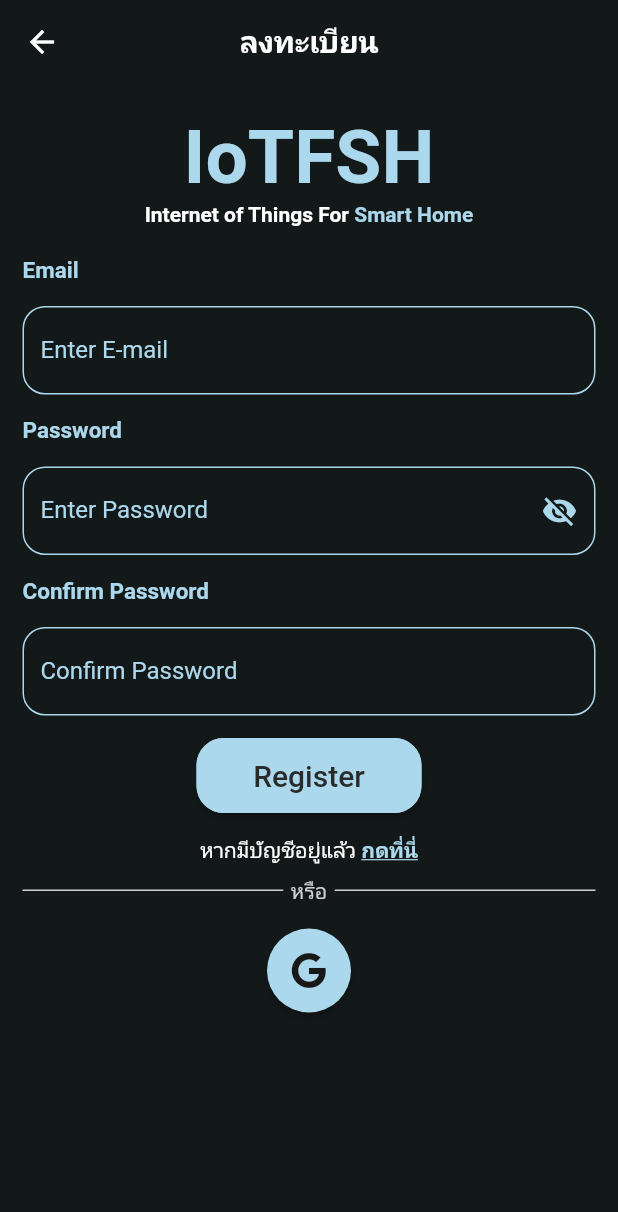
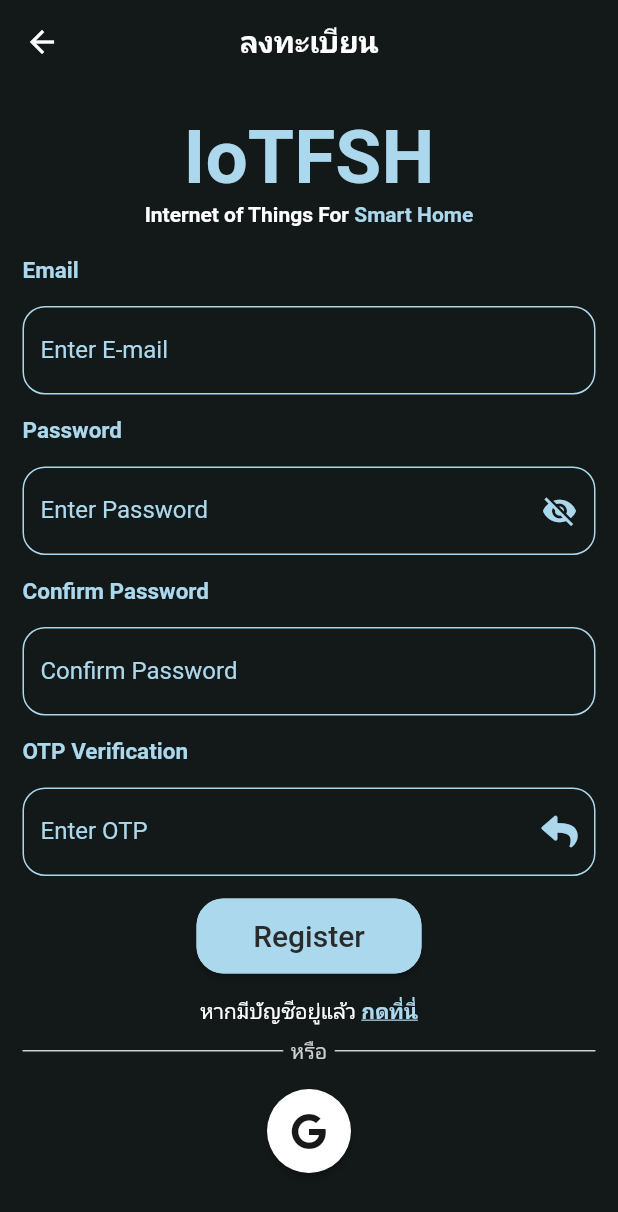
Before and after one commit to ISongwuts/IOT-APP, a Flutter app: the RegisterScreen screen opened directly, on a phone screen of 412 x 824 dp. Shown: the top 1212 px of the screen. Run offline on Flutter 3.47's test engine with Material 2 defaults, Android fonts, the phone set to English and light mode, and no system bars; our stand-ins replace avatar_glow, connectivity, curved_navigation_bar, firebase_auth, firebase_core, firebase_database and 11 more; missing offline and left inert: email_auth, wiredash; accounts and stored records are empty; network calls fail.

Commit message:
Build google sign in and otp validation + more design

```diff
--- a/lib/screens/auth/loginscreen.dart
+++ b/lib/screens/auth/loginscreen.dart
@@ -150,7 +150,7 @@ class _LoginScreenState extends State<LoginScreen> {
                                         labelStyle:
                                             TextStyle(color: Color(0xffabd8ed)),
                                         hintStyle:
-                                            TextStyle(color: Color(0xffabd8ed)),
+                                            TextStyle(color: Color(0xffd2dfe5)),
                                         enabledBorder: OutlineInputBorder(
                                           borderSide: const BorderSide(
                                               width: 1, color: Color(0xffabd8ed)),
@@ -371,7 +371,7 @@ class _LoginScreenState extends State<LoginScreen> {
                                             context,
                                             listen: false);
                                     await _provider.googleLogin();
-                                    Navigator.push(
+                                    await Navigator.push(
                                       context,
                                       PageRouteBuilder(
                                           transitionDuration:
@@ -392,7 +392,7 @@ class _LoginScreenState extends State<LoginScreen> {
                                           }),
                                     );
                                   },
-                                  color: Color(0xffabd8ed),
+                                  color: Color(0xffffffff),
                                   textColor: Colors.white,
                                   child: FaIcon(
                                     FontAwesomeIcons.google,
--- a/lib/screens/auth/registerscreen.dart
+++ b/lib/screens/auth/registerscreen.dart
@@ -7,11 +7,11 @@ import 'package:form_field_validator/form_field_validator.dart';
 import 'package:myapp/screens/auth/authvalidation.dart';
 import 'package:myapp/screens/auth/loginscreen.dart';
 import 'package:myapp/screens/auth/verifyscreen.dart';
-import 'package:myapp/screens/mainscreen.dart';
 import 'package:myapp/screens/model/profile.dart';
 import 'package:font_awesome_flutter/font_awesome_flutter.dart';
 import 'package:myapp/screens/auth/googleauth.dart';
 import 'package:provider/provider.dart';
+import 'package:email_auth/email_auth.dart';
 
 class RegisterScreen extends StatefulWidget {
   const RegisterScreen({Key? key}) : super(key: key);
@@ -20,7 +20,11 @@ class RegisterScreen extends StatefulWidget {
 }
 
 class _RegisterScreenState extends State<RegisterScreen> {
+  final TextEditingController _otpcontroller = TextEditingController();
+  final TextEditingController _emailcontroller = TextEditingController();
   String firebaseErrMsg = "";
+  late bool isOTPvalidated;
+  EmailAuth emailAuth = EmailAuth(sessionName: '');
   bool passIsHide = true;
   bool passIsTheSame = true;
   bool firebaseErr = false;
@@ -36,6 +40,40 @@ class _RegisterScreenState extends State<RegisterScreen> {
     setState(() {
       passIsHide = !passIsHide;
     });
+  }
+
+  void sendOTP() async {
+    emailAuth.sessionName = "Enter this number into OTP input box.";
+    var res =
+        await emailAuth.sendOtp(recipientMail: _emailcontroller.value.text);
+    if (res && profile.password == profile.confirmPassword) {
+      Fluttertoast.showToast(
+        msg: "OTP Sent",
+        gravity: ToastGravity.BOTTOM,
+      );
+    } else {
+      Fluttertoast.showToast(
+        msg: "Error",
+        gravity: ToastGravity.BOTTOM,
+      );
+    }
+  }
+
+  void verifyOTP() async {
+    var res = emailAuth.validateOtp(
+        recipientMail: _emailcontroller.value.text,
+        userOtp: _otpcontroller.value.text);
+    if (res) {
+      setState(() {
+        isOTPvalidated = true;
+      });
+    } else {
+      Fluttertoast.showToast(
+        msg: "Invalid OTP",
+        gravity: ToastGravity.BOTTOM,
+      );
+      isOTPvalidated = false;
+    }
   }
 
   Widget TextForm(String title) {
@@ -83,8 +121,8 @@ class _RegisterScreenState extends State<RegisterScreen> {
                 elevation: 0,
               ),
               backgroundColor: const Color(0xff131818),
-              body: Container(
-                child: Padding(
+              body: ListView(children: [
+                Padding(
                   padding: const EdgeInsets.fromLTRB(15, 0, 15, 15),
                   child: SingleChildScrollView(
                     child: Form(
@@ -125,6 +163,7 @@ class _RegisterScreenState extends State<RegisterScreen> {
                           Container(
                             margin: const EdgeInsets.fromLTRB(0, 15, 0, 15),
                             child: TextFormField(
+                                controller: _emailcontroller,
                                 style:
                                     const TextStyle(color: Color(0xffabd8ed)),
                                 cursorColor: Color(0xff292a2a),
@@ -148,7 +187,7 @@ class _RegisterScreenState extends State<RegisterScreen> {
                                     labelStyle:
                                         TextStyle(color: Color(0xffabd8ed)),
                                     hintStyle:
-                                        TextStyle(color: Color(0xffabd8ed)),
+                                        TextStyle(color: Color(0xffd2dfe5)),
                                     enabledBorder: OutlineInputBorder(
                                       borderSide: const BorderSide(
                                           width: 1, color: Color(0xffabd8ed)),
@@ -233,6 +272,39 @@ class _RegisterScreenState extends State<RegisterScreen> {
                                       borderRadius: BorderRadius.circular(15),
                                     ))),
                           ),
+                          TextForm("OTP Verification"),
+                          Container(
+                            margin: const EdgeInsets.fromLTRB(0, 15, 0, 15),
+                            child: TextFormField(
+                                controller: _otpcontroller,
+                                style:
+                                    const TextStyle(color: Color(0xffabd8ed)),
+                                cursorColor: Color(0xff292a2a),
+                                validator: MultiValidator([
+                                  RequiredValidator(
+                                      errorText: "Please enter OTP."),
+                                ]),
+                                decoration: InputDecoration(
+                                    suffixIcon: IconButton(
+                                        onPressed: sendOTP,
+                                        icon: FaIcon(
+                                          FontAwesomeIcons.reply,
+                                          color: Color(0xffabd8ed),
+                                        )),
+                                    labelStyle:
+                                        TextStyle(color: Color(0xffabd8ed)),
+                                    labelText: 'Enter OTP',
+                                    enabledBorder: OutlineInputBorder(
+                                      borderSide: const BorderSide(
+                                          width: 1, color: Color(0xffabd8ed)),
+                                      borderRadius: BorderRadius.circular(15),
+                                    ),
+                                    focusedBorder: OutlineInputBorder(
+                                      borderSide: const BorderSide(
+                                          width: 3, color: Color(0xffabd8ed)),
+                                      borderRadius: BorderRadius.circular(15),
+                                    ))),
+                          ),
                           Container(
                             alignment: Alignment.center,
                             margin: const EdgeInsets.fromLTRB(0, 0, 0, 15),
@@ -245,11 +317,15 @@ class _RegisterScreenState extends State<RegisterScreen> {
                                         fontSize: 20,
                                         color: Color(0xff292a2a))),
                                 onPressed: () async {
+                                  verifyOTP();
                                   print(
                                       "pass = ${profile.password} | conPass = ${profile.confirmPassword}");
+                                  if (isOTPvalidated) {
+                                    print("Otp is verified");
                                     if (formKey.currentState!.validate() &&
                                         profile.password.toString() ==
-                                          profile.confirmPassword.toString()) {
+                                            profile.confirmPassword
+                                                .toString()) {
                                       formKey.currentState!.save();
                                       passIsTheSame = true;
                                       try {
@@ -265,7 +341,8 @@ class _RegisterScreenState extends State<RegisterScreen> {
                                                   formKey.currentState!.reset(),
                                                   firebaseErr = false,
                                                   Future.delayed(
-                                                    const Duration(seconds: 1),
+                                                      const Duration(
+                                                          seconds: 1),
                                                       () async {
                                                     await Navigator
                                                         .pushReplacement(
@@ -290,7 +367,8 @@ class _RegisterScreenState extends State<RegisterScreen> {
                                                                 alignment:
                                                                     Alignment
                                                                         .center,
-                                                              scale: animation,
+                                                                scale:
+                                                                    animation,
                                                                 child: child);
                                                           },
                                                           pageBuilder: (context,
@@ -323,6 +401,7 @@ class _RegisterScreenState extends State<RegisterScreen> {
                                             msg: "Password is not the same",
                                             gravity: ToastGravity.CENTER,
                                           );
+                                  }
                                 },
                                 style: ElevatedButton.styleFrom(
                                     primary: Color(0xffabd8ed),
@@ -412,7 +491,7 @@ class _RegisterScreenState extends State<RegisterScreen> {
                                             context,
                                             listen: false);
                                     await _provider.googleLogin();
-                                    Navigator.push(
+                                    await Navigator.push(
                                       context,
                                       PageRouteBuilder(
                                           transitionDuration:
@@ -433,7 +512,7 @@ class _RegisterScreenState extends State<RegisterScreen> {
                                           }),
                                     );
                                   },
-                                  color: Color(0xffabd8ed),
+                                  color: Color(0xffffffff),
                                   textColor: Colors.white,
                                   child: FaIcon(
                                     FontAwesomeIcons.google,
@@ -451,7 +530,7 @@ class _RegisterScreenState extends State<RegisterScreen> {
                     ),
                   ),
                 ),
-              ),
+              ]),
             );
           }
           return const Scaffold(
--- a/lib/screens/introduction.dart
+++ b/lib/screens/introduction.dart
@@ -47,7 +47,7 @@ class _OnBoardingPageState extends State<OnBoardingPage> {
         PageViewModel(
           title: "Preface",
           body:
-              "โปรเจกต์นี้สร้างขึันมาเพื่อตอบสนองความต้องการของผู้ใช้งานที่ขี้เกียจ :-; หากมีข้อผิดพลาดประการใดพวกเราต้องขออภัยมา ณ ที่นี้ด้วย",
+              "โปรเจกต์นี้เป็นส่วนหนึ่งของชิ้นงานวิชาโครงการ ซึ่งสร้างขึ้นเพื่อตอบสนองความต้องการของผู้ใช้งานที่ต้องการสั่งการไฟ ผ้าม่าน จากระยะไกล และเพื่อช่วยเพิ่มความสะดวกสบายในชีวิตประจำวันอีกด้วย ทั้งนี้ หากมีข้อผิดพลาดประการใด ทางคณะผู้จัดทำต้องขออภัยมา ณ ที่นี้ด้วย",
           image: _ImagesBox('images/Photographic_Introduction_2.png'),
           decoration: _getPageDecoration_2(),
         ),
@@ -121,7 +121,7 @@ _getPageDecoration_2() => const PageDecoration(
         fontSize: 15,
         color: Color(0xffeeeeee)
       ),
-      titlePadding: EdgeInsets.fromLTRB(0, 0, 0, 40),
+      titlePadding: EdgeInsets.fromLTRB(0, 0, 0, 10),
       imagePadding: EdgeInsets.fromLTRB(0, 20, 0, 0),
     );
 
--- a/lib/screens/mainscreen.dart
+++ b/lib/screens/mainscreen.dart
@@ -114,7 +114,7 @@ class _MainScreenState extends State<MainScreen> {
   final title = <Widget>[
     const Text("DASHBOARD"),
     Text("COVID 19"),
-    Text("เกี่ยวกับ"),
+    Text("ABOUT"),
     Text("LOGOUT"),
   ];
 
--- a/lib/screens/splashscreen.dart
+++ b/lib/screens/splashscreen.dart
@@ -4,12 +4,10 @@ import 'package:firebase_database/firebase_database.dart';
 import 'package:flutter/cupertino.dart';
 import 'package:flutter/material.dart';
 import 'package:myapp/screens/auth/verifyscreen.dart';
-import 'package:myapp/screens/mainscreen.dart';
-import 'package:myapp/screens/model/profile.dart';
+
 import 'package:splashscreen/splashscreen.dart';
 import 'package:connectivity/connectivity.dart';
 import 'package:myapp/screens/introduction.dart';
-import 'package:myapp/screens/noconnection.dart';
 
 class SplashPage extends StatefulWidget {
   const SplashPage({Key? key}) : super(key: key);
--- a/pubspec.yaml
+++ b/pubspec.yaml
@@ -61,6 +61,7 @@ dependencies:
   google_sign_in_web: ^0.10.0+3
   font_awesome_flutter: ^9.2.0
   provider: ^6.0.0
+  email_auth: ^1.0.0
 
 
 dev_dependencies:
```
Also changed, not shown: images/Photographic_Introduction_2.png, images/Photographic_Introduction_3.png, pubspec.lock, 2 other files. Lines whose indentation alone changed are shown as unchanged.
